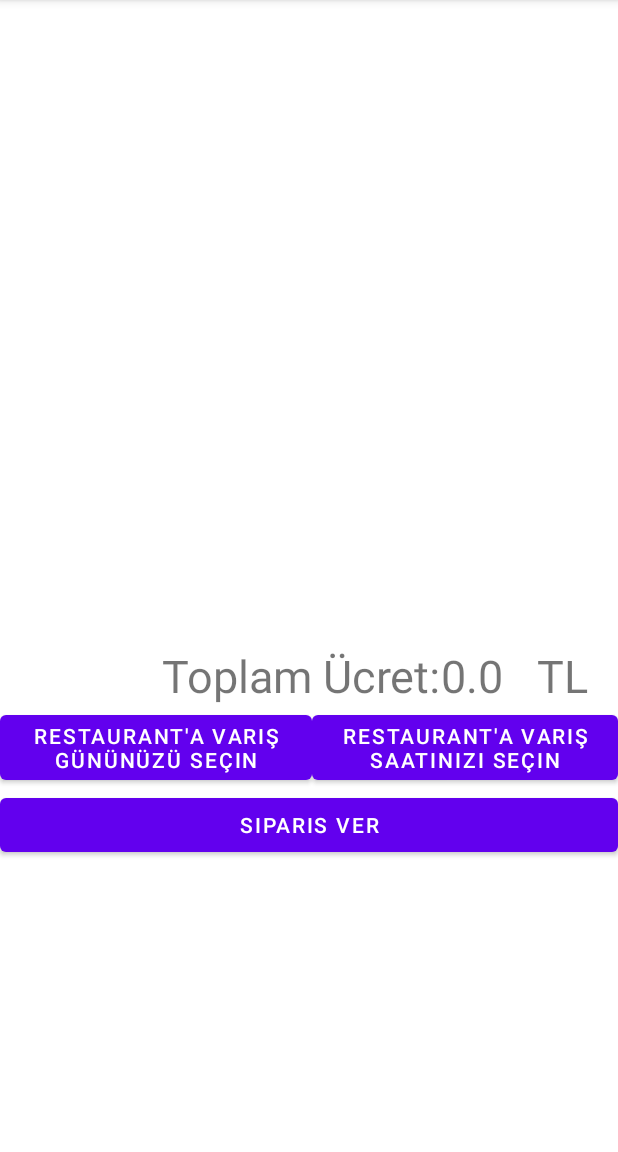
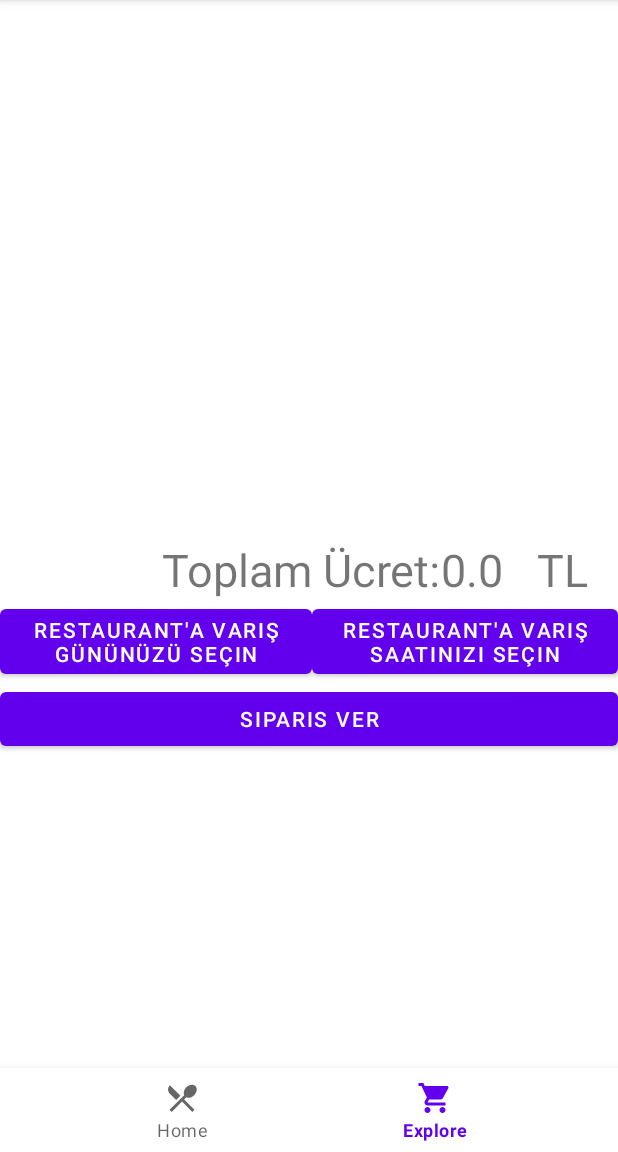
Before and after one commit to root999/SeniorProject, an Android app: the OrderFragment screen opened through its navigation route, on a phone screen of 412 x 824 dp, the part 84-1236 px from its top. Run offline under Robolectric (Android 15) with nearby library versions, the phone set to English and light mode, and no system bars; our stand-ins replace data binding, navigation-ui; pictures from the network do not load.

Commit message:
Recommendation bug fixed. Bottom nav menu added

```diff
--- a/app/src/main/java/com/example/seniorproject/MainActivity.kt
+++ b/app/src/main/java/com/example/seniorproject/MainActivity.kt
@@ -1,11 +1,48 @@
 package com.example.seniorproject
 
+
+import android.os.Bundle
+import android.view.View
 import androidx.appcompat.app.AppCompatActivity
-import android.os.Bundle
+import androidx.navigation.NavController
+import androidx.navigation.fragment.NavHostFragment
+import androidx.navigation.ui.NavigationUI
+import com.google.android.material.bottomnavigation.BottomNavigationView
+import kotlinx.android.synthetic.main.activity_main.*
+
 
 class MainActivity : AppCompatActivity() {
+    var bottomNavigationView: BottomNavigationView? = null
+
     override fun onCreate(savedInstanceState: Bundle?) {
         super.onCreate(savedInstanceState)
         setContentView(R.layout.activity_main)
+        setUpNavigation()
+    }
+
+    fun setUpNavigation() {
+        bottomNavigationView =findViewById(R.id.bttm_nav);
+        val navHostFragment = supportFragmentManager
+            .findFragmentById(R.id.nav_host_fragment) as NavHostFragment?
+        val navController = navHostFragment?.navController
+        bottomNavigationView?.let {
+            NavigationUI.setupWithNavController(
+                it,
+                navHostFragment!!.navController
+            )
+        }
+        if (navController != null) {
+            visibilityNavElements(navController)
+        }
+    }
+    private fun visibilityNavElements(navController: NavController) {
+        navController.addOnDestinationChangedListener { _, destination, _ ->
+            when (destination.id) {
+                R.id.loginFragment,
+                R.id.registerFragment
+                -> bttm_nav?.visibility = View.GONE
+                else -> bttm_nav?.visibility = View.VISIBLE
+            }
+        }
     }
 }
--- a/app/src/main/java/com/example/seniorproject/SharedViewModel.kt
+++ b/app/src/main/java/com/example/seniorproject/SharedViewModel.kt
@@ -37,11 +37,17 @@ class SharedViewModel : ViewModel() {
     val recommendedProducts: ArrayList<Product>
         get() = _recommendedProducts
 
+//    private val _recommendation : MutableLiveData<RecommendationShowDto>()
+//    val recommendation: LiveData<RecommendationShowDto>
+//        get() = _recommendation
 
-    private val _recommendation = MutableLiveData<RecommendationShowDto>()
-    val recommendation: LiveData<RecommendationShowDto>
+    private var _recommendation : RecommendationShowDto? = RecommendationShowDto()
+    val recommendation: RecommendationShowDto?
         get() = _recommendation
 
+    fun displayRecommendationCompleted(){
+        _recommendation = null
+    }
     fun addProduct(productInOrder: ProductInOrder) {
         var productFound = false
         for (item in _products) {
@@ -185,7 +191,9 @@ class SharedViewModel : ViewModel() {
             }
             iterCount++
         }
-        _recommendation.value = reco
+
+        _recommendation = reco
+
     }
 
 
--- a/app/src/main/java/com/example/seniorproject/network/CustomerDtos/LoginCustomer.kt
+++ b/app/src/main/java/com/example/seniorproject/network/CustomerDtos/LoginCustomer.kt
@@ -5,4 +5,5 @@ import kotlinx.android.parcel.Parcelize
 
 @Parcelize
 data class LoginCustomer( val username:String,
-                          val password:String):Parcelable
+                          val password:String
+                        ):Parcelable
--- /dev/null
+++ b/app/src/main/res/drawable/ic_baseline_local_dining_24.xml
@@ -0,0 +1,10 @@
+<vector xmlns:android="http://schemas.android.com/apk/res/android"
+    android:width="24dp"
+    android:height="24dp"
+    android:viewportWidth="24"
+    android:viewportHeight="24"
+    android:tint="?attr/colorControlNormal">
+  <path
+      android:fillColor="@android:color/white"
+      android:pathData="M8.1,13.34l2.83,-2.83L3.91,3.5c-1.56,1.56 -1.56,4.09 0,5.66l4.19,4.18zM14.88,11.53c1.53,0.71 3.68,0.21 5.27,-1.38 1.91,-1.91 2.28,-4.65 0.81,-6.12 -1.46,-1.46 -4.2,-1.1 -6.12,0.81 -1.59,1.59 -2.09,3.74 -1.38,5.27L3.7,19.87l1.41,1.41L12,14.41l6.88,6.88 1.41,-1.41L13.41,13l1.47,-1.47z"/>
+</vector>
--- /dev/null
+++ b/app/src/main/res/drawable/ic_baseline_shopping_cart_24.xml
@@ -0,0 +1,10 @@
+<vector xmlns:android="http://schemas.android.com/apk/res/android"
+    android:width="24dp"
+    android:height="24dp"
+    android:viewportWidth="24"
+    android:viewportHeight="24"
+    android:tint="?attr/colorControlNormal">
+  <path
+      android:fillColor="@android:color/white"
+      android:pathData="M7,18c-1.1,0 -1.99,0.9 -1.99,2S5.9,22 7,22s2,-0.9 2,-2 -0.9,-2 -2,-2zM1,2v2h2l3.6,7.59 -1.35,2.45c-0.16,0.28 -0.25,0.61 -0.25,0.96 0,1.1 0.9,2 2,2h12v-2L7.42,15c-0.14,0 -0.25,-0.11 -0.25,-0.25l0.03,-0.12 0.9,-1.63h7.45c0.75,0 1.41,-0.41 1.75,-1.03l3.58,-6.49c0.08,-0.14 0.12,-0.31 0.12,-0.48 0,-0.55 -0.45,-1 -1,-1L5.21,4l-0.94,-2L1,2zM17,18c-1.1,0 -1.99,0.9 -1.99,2s0.89,2 1.99,2 2,-0.9 2,-2 -0.9,-2 -2,-2z"/>
+</vector>
--- a/app/src/main/res/layout/activity_main.xml
+++ b/app/src/main/res/layout/activity_main.xml
@@ -17,11 +17,28 @@
   ~
   -->
 
-<fragment xmlns:android="http://schemas.android.com/apk/res/android"
+<androidx.coordinatorlayout.widget.CoordinatorLayout xmlns:android="http://schemas.android.com/apk/res/android"
     xmlns:app="http://schemas.android.com/apk/res-auto"
+    xmlns:tools="http://schemas.android.com/tools"
+    android:layout_width="match_parent"
+    android:layout_height="match_parent"
+    tools:context=".MainActivity">
+
+
+<fragment
     android:id="@+id/nav_host_fragment"
     android:name="androidx.navigation.fragment.NavHostFragment"
     android:layout_width="match_parent"
     android:layout_height="match_parent"
     app:defaultNavHost="true"
     app:navGraph="@navigation/nav_graph" />
+
+<com.google.android.material.bottomnavigation.BottomNavigationView
+android:id="@+id/bttm_nav"
+android:layout_width="match_parent"
+android:layout_height="wrap_content"
+android:layout_gravity="bottom"
+app:menu="@menu/bottom_menu">
+</com.google.android.material.bottomnavigation.BottomNavigationView>
+
+</androidx.coordinatorlayout.widget.CoordinatorLayout>
--- a/app/src/main/res/layout/fragment_order.xml
+++ b/app/src/main/res/layout/fragment_order.xml
@@ -17,8 +17,8 @@
 
         <androidx.recyclerview.widget.RecyclerView
             android:id="@+id/orderList"
-            android:layout_width="401dp"
-            android:layout_height="410dp"
+            android:layout_width="wrap_content"
+            android:layout_height="339dp"
             android:layout_alignParentTop="true"
             android:layout_marginStart="10dp"
 
--- /dev/null
+++ b/app/src/main/res/menu/bottom_menu.xml
@@ -0,0 +1,24 @@
+<?xml version="1.0" encoding="utf-8"?>
+<menu xmlns:android="http://schemas.android.com/apk/res/android"
+    xmlns:app="http://schemas.android.com/apk/res-auto"
+    >
+    <item android:id="@+id/overviewFragment"
+        android:title="Home"
+        app:showAsAction="always"
+        android:orderInCategory="1"
+        android:icon="@drawable/ic_baseline_local_dining_24"/>
+
+    <item android:id="@+id/orderFragment"
+        android:title="Explore"
+        app:showAsAction="always"
+        android:orderInCategory="2"
+        android:icon="@drawable/ic_baseline_shopping_cart_24"/>
+
+
+<!--    <item android:id="@+id/more"-->
+<!--        android:title="More"-->
+<!--        app:showAsAction="always"-->
+<!--        android:orderInCategory="2"-->
+<!--        android:icon="@drawable/ic_more_horizontal"/>-->
+
+</menu>
```
Also changed, not shown: app/src/main/java/com/example/seniorproject/detail/RestaurantDetailFragment.kt (+47 -5 lines), app/src/main/java/com/example/seniorproject/order/OrderFragment.kt (+7 -1 lines), app/src/main/res/layout/see_recommendation.xml (added, +81 -0 lines).
